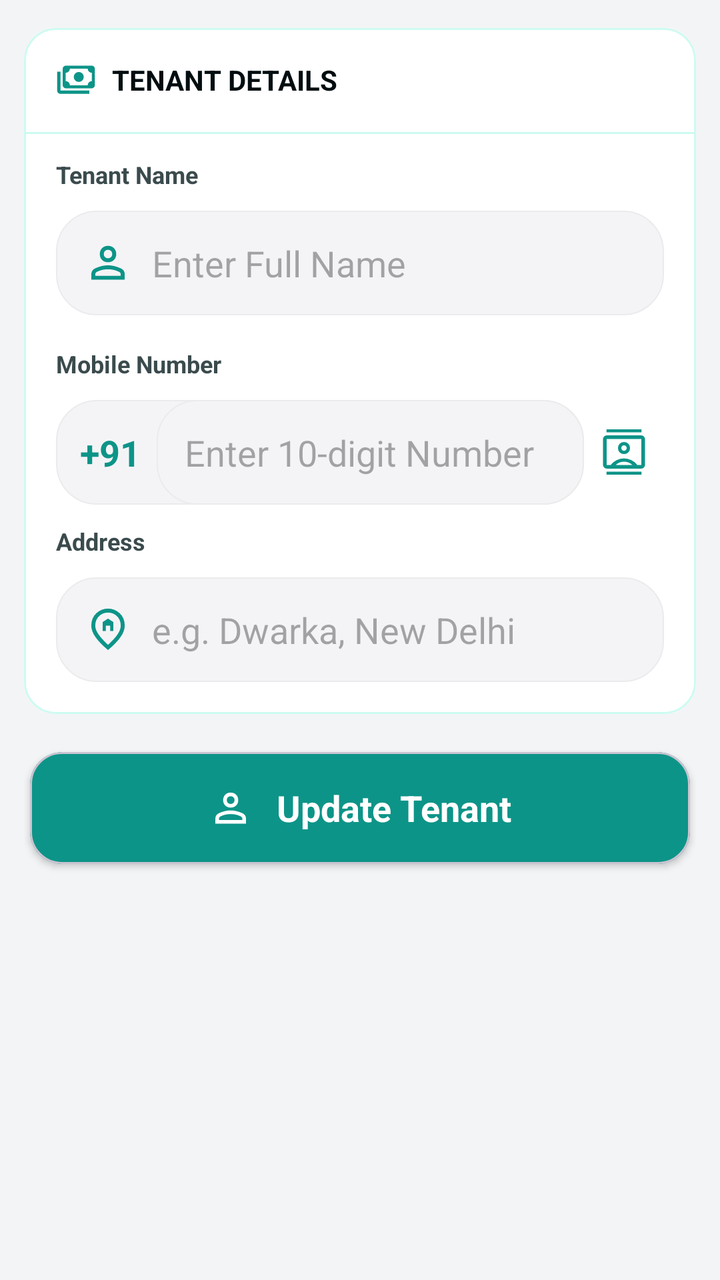
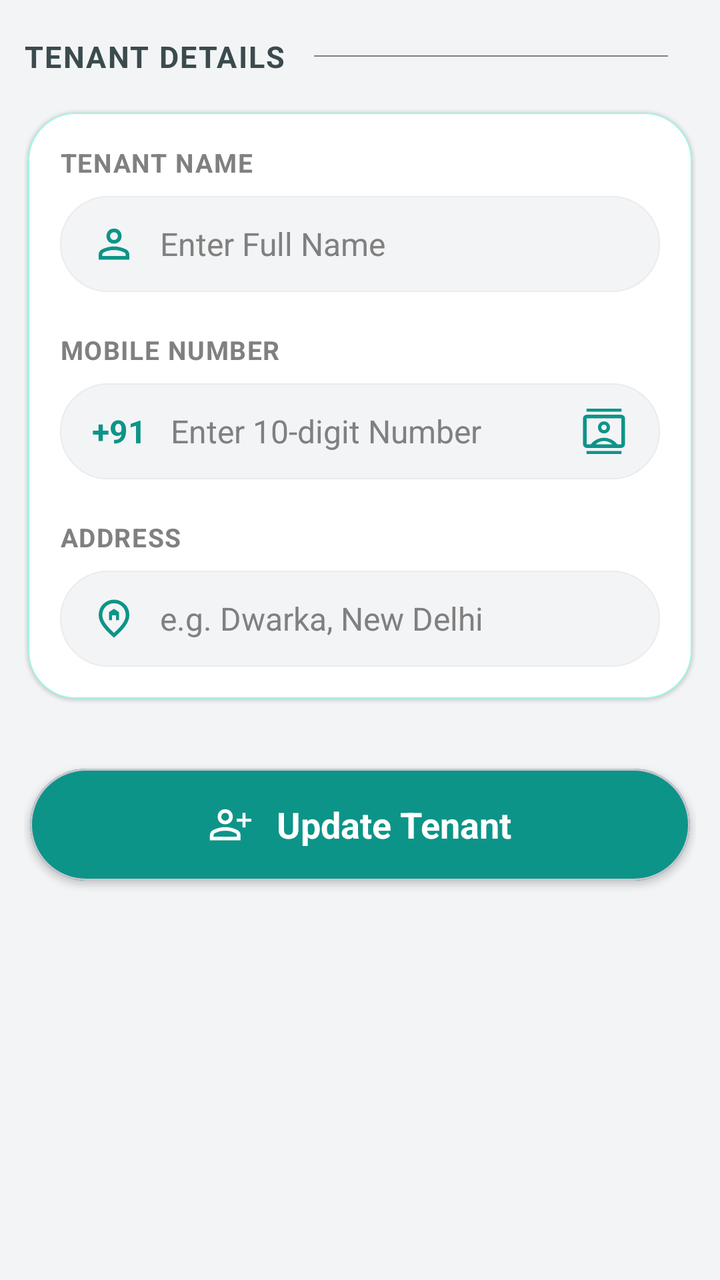

Two renders of the same Android screen: before a commit and after it. Below are the layout's source before the change and the commit's diff.
<!-- AndroidManifest.xml: application theme Theme.RentBookRentPropertyManager -->
<!-- res/layout/activity_edit_tenant.xml -->
<?xml version="1.0" encoding="utf-8"?>
<androidx.core.widget.NestedScrollView
    xmlns:android="http://schemas.android.com/apk/res/android"
    xmlns:app="http://schemas.android.com/apk/res-auto"
    xmlns:tools="http://schemas.android.com/tools"
    android:id="@+id/main"
    android:layout_width="match_parent"
    android:layout_height="match_parent"
    android:fillViewport="true"
    android:background="@color/bg_app_surface">

    
    <LinearLayout
        android:layout_width="match_parent"
        android:layout_height="wrap_content"
        android:orientation="vertical"
        android:paddingHorizontal="12dp"
        android:paddingBottom="20dp">

        
        <com.google.android.material.card.MaterialCardView
            android:layout_width="match_parent"
            android:layout_height="wrap_content"
            app:cardCornerRadius="16dp"
            app:cardBackgroundColor="@color/bg_list_layout_primary"
            app:strokeColor="@color/border_inner_layout"
            app:strokeWidth="1dp"
            android:layout_marginTop="14dp"
            android:layout_marginBottom="7dp">

            <LinearLayout
                android:layout_width="match_parent"
                android:layout_height="wrap_content"
                android:orientation="vertical"
                android:paddingVertical="16sp">

                
                <LinearLayout
                    android:layout_width="wrap_content"
                    android:layout_height="wrap_content"
                    android:orientation="horizontal"
                    android:paddingHorizontal="16dp"
                    android:gravity="center_vertical"
                    tools:ignore="UseCompoundDrawables">

                    <ImageView
                        android:layout_width="20dp"
                        android:layout_height="20dp"
                        android:contentDescription="@string/text_image_desc"
                        android:src="@drawable/ic_cash_payment"
                        app:tint="@color/icon_primary"/>

                    <TextView
                        android:layout_width="wrap_content"
                        android:layout_height="wrap_content"
                        android:layout_marginStart="8dp"
                        android:text="@string/text_label_tenant_details_cap"
                        android:textSize="14sp"
                        android:textColor="@color/text_heading"
                        android:textStyle="bold"/>
                </LinearLayout>

                
                <View
                    android:layout_width="match_parent"
                    android:layout_height="1dp"
                    android:layout_marginTop="16sp"
                    android:layout_marginBottom="12dp"
                    android:background="@color/border_inner_layout"/>


                <LinearLayout
                    android:layout_width="match_parent"
                    android:layout_height="wrap_content"
                    android:orientation="vertical"
                    android:layout_marginHorizontal="16sp">

                    
                    <TextView
                        android:layout_width="wrap_content"
                        android:layout_height="wrap_content"
                        android:text="@string/text_label_tenant_name"
                        android:textSize="12sp"
                        android:textStyle="bold"
                        android:textColor="@color/text_muted"/>

                    <com.google.android.material.textfield.TextInputEditText
                        android:id="@+id/etEditTenantName"
                        android:layout_width="match_parent"
                        android:layout_height="wrap_content"
                        android:hint="@string/text_hint_tenant_name"
                        android:padding="14sp"
                        android:background="@drawable/background_edit_text_input"
                        android:drawableStart="@drawable/ic_person"
                        android:inputType="textCapWords"
                        android:drawablePadding="10dp"
                        android:layout_marginVertical="10dp"
                        android:drawableTint="@color/icon_primary"/>

                    
                    <TextView
                        android:layout_width="wrap_content"
                        android:layout_height="wrap_content"
                        android:layout_marginTop="6dp"
                        android:text="@string/text_label_mobile_no"
                        android:textSize="12sp"
                        android:textStyle="bold"
                        android:textColor="@color/text_muted"/>

                    <LinearLayout
                        android:layout_width="match_parent"
                        android:layout_height="wrap_content"
                        android:orientation="horizontal">

                        <LinearLayout
                            android:layout_width="0dp"
                            android:layout_height="wrap_content"
                            android:layout_weight="1"
                            android:layout_marginVertical="10dp"
                            android:background="@drawable/background_edit_text_input">

                            
                            <TextView
                                android:id="@+id/textCountryCode"
                                android:layout_width="wrap_content"
                                android:layout_height="wrap_content"
                                android:text="@string/text_country_code_in"
                                android:textSize="18sp"
                                android:textStyle="bold"
                                android:textColor="@color/icon_primary"
                                android:paddingStart="12dp"
                                android:paddingEnd="8dp"
                                android:gravity="center_vertical"
                                android:background="@android:color/transparent" />

                            <com.google.android.material.textfield.TextInputEditText
                                android:id="@+id/etEditTenantPhone"
                                android:layout_width="match_parent"
                                android:layout_height="wrap_content"
                                android:hint="@string/text_hint_10_digit_no"
                                android:padding="14sp"
                                android:background="@drawable/background_edit_text_input"
                                android:inputType="number"
                                android:drawableTint="@color/icon_primary"/>

                        </LinearLayout>



                        <ImageView
                            android:id="@+id/btnPickContact"
                            android:layout_width="wrap_content"
                            android:layout_height="wrap_content"
                            android:layout_marginHorizontal="8dp"
                            android:layout_gravity="center_vertical"
                            android:contentDescription="@string/text_image_desc"
                            app:tint="@color/icon_primary"
                            android:src="@drawable/ic_contact_pick"/>

                    </LinearLayout>

                    
                    <TextView
                        android:layout_width="wrap_content"
                        android:layout_height="wrap_content"
                        android:text="@string/text_label_address"
                        android:textSize="12sp"
                        android:textStyle="bold"
                        android:textColor="@color/text_muted"/>

                    <com.google.android.material.textfield.TextInputEditText
                        android:id="@+id/etEditTenantAddress"
                        android:layout_width="match_parent"
                        android:layout_height="wrap_content"
                        android:hint="@string/text_hint_address"
                        android:padding="14sp"
                        android:background="@drawable/background_edit_text_input"
                        android:drawableStart="@drawable/ic_home_location"
                        android:inputType="textCapWords"
                        android:drawablePadding="10dp"
                        android:layout_marginTop="10dp"
                        android:drawableTint="@color/icon_primary"/>

                </LinearLayout>

            </LinearLayout>
        </com.google.android.material.card.MaterialCardView>

        <com.google.android.material.card.MaterialCardView
            android:id="@+id/btnUpdateTenant"
            android:layout_width="match_parent"
            android:layout_height="56dp"
            android:clickable="true"
            android:focusable="true"
            app:cardCornerRadius="16dp"
            android:layout_marginHorizontal="3dp"
            android:layout_marginVertical="12dp"
            app:cardElevation="2dp"
            app:cardBackgroundColor="@color/btn_primary">

            <LinearLayout
                android:layout_width="match_parent"
                android:layout_height="match_parent"
                android:orientation="horizontal"
                android:gravity="center"
                tools:ignore="UseCompoundDrawables">

                <ImageView
                    android:layout_width="22dp"
                    android:layout_height="22dp"
                    android:contentDescription="@string/text_image_desc"
                    android:src="@drawable/ic_person"
                    app:tint="#FFFFFF"/>

                <TextView
                    android:layout_width="wrap_content"
                    android:layout_height="wrap_content"
                    android:layout_marginStart="12dp"
                    android:text="@string/text_btn_update_tenant"
                    android:textSize="18sp"
                    android:textStyle="bold"
                    android:textColor="#FFFFFF"/>
            </LinearLayout>

        </com.google.android.material.card.MaterialCardView>

    </LinearLayout>

</androidx.core.widget.NestedScrollView>
<!-- resources referenced by this layout -->
<resources>
  <color name="bg_app_surface">#F3F4F6</color>
  <color name="bg_list_layout_primary">#FFFFFF</color>
  <color name="border_inner_layout">#CCFBF1</color>
  <color name="btn_primary">#0D9488</color>
  <color name="icon_primary">#0D9488</color>
  <color name="text_heading">#020d10</color>
  <color name="text_muted">#3b4b4d</color>
  <!-- drawable background_edit_text_input (drawable) -->
  <shape xmlns:android="http://schemas.android.com/apk/res/android"
      android:shape="rectangle">
  
      <solid android:color="@color/bg_info_container" />
      <corners android:radius="20dp" />
  
      
      <stroke
          android:width="0.7dp"
          android:color="@color/border_info_container" />
  
  </shape>
  <!-- drawable ic_cash_payment (drawable) -->
  <vector xmlns:android="http://schemas.android.com/apk/res/android"
      android:width="48dp"
      android:height="48dp"
      android:viewportWidth="960"
      android:viewportHeight="960">
    <path
        android:pathData="M546.22,527q-50,0 -85,-35t-35,-85q0,-50 35,-85t85,-35q50,0 85,35t35,85q0,50 -35,85t-85,35ZM239.78,680q-33.21,0 -56.5,-23.28Q160,633.43 160,600.22v-386.44q0,-32.91 23.28,-56.34Q206.57,134 239.78,134h614q32.68,0 55.95,23.44Q933,180.87 933,213.78v386.44q0,33.21 -23.27,56.5Q886.46,680 853.78,680h-614ZM333,607h427q0,-42 29,-71t71,-29v-200q-42,0 -71,-29.28 -29,-29.29 -29,-70.72L333,207q0,41.43 -29,70.72Q275,307 233,307v200q42,0 71,29t29,71ZM800,813L106.22,813q-32.68,0 -55.95,-23.27Q27,766.46 27,733.78L27,280h79.22v453.78L800,733.78L800,813ZM233,607v-400,400Z"
        android:fillColor="#000000"/>
  </vector>
  <!-- drawable ic_home_location (drawable) -->
  <vector xmlns:android="http://schemas.android.com/apk/res/android"
      android:width="24dp"
      android:height="24dp"
      android:viewportWidth="960"
      android:viewportHeight="960">
    <path
        android:pathData="M372.26,513.78h63.96v-105.87h87.56v105.87h63.96v-178.21L480,264.26l-107.74,71.31v178.21ZM480,789.7q130.17,-117.61 192.54,-210.74 62.37,-93.13 62.37,-172.66 0,-115.17 -74.08,-188.19 -74.09,-73.02 -180.83,-73.02 -106.74,0 -180.83,73.02 -74.08,73.02 -74.08,188.19 0,79.53 63.87,172.37Q352.83,671.52 480,789.7ZM480,894.13Q312.22,753.17 229.04,634.54q-83.17,-118.63 -83.17,-228.24 0,-155.65 101.02,-248.32Q347.91,65.3 480,65.3q132.09,0 233.39,92.68Q814.7,250.65 814.7,406.3q0,109.61 -83.46,228.24Q647.78,753.17 480,894.13ZM480,400Z"
        android:fillColor="#000000"/>
  </vector>
  <string name="text_btn_update_tenant">Update Tenant</string>
  <string name="text_country_code_in">+91</string>
  <string name="text_hint_10_digit_no">Enter 10-digit Number</string>
  <string name="text_hint_address">e.g. Dwarka, New Delhi</string>
  <string name="text_hint_tenant_name">Enter Full Name</string>
  <string name="text_image_desc">TODO</string>
  <string name="text_label_address">Address</string>
  <string name="text_label_mobile_no">Mobile Number</string>
  <string name="text_label_tenant_details_cap">TENANT DETAILS</string>
  <string name="text_label_tenant_name">Tenant Name</string>
  <style name="Theme.RentBookRentPropertyManager" parent="Theme.Material3.DayNight.NoActionBar">
          
          
          <item name="colorSecondaryContainer">#C4E4E2</item>
  
      </style>
  <color name="bg_info_container">#F4F4F6</color>
  <color name="border_info_container">#EBEBED</color>
  <!-- unchanged entries left out for length: 2 -->
</resources>

<!-- the commit's change to res/layout/activity_edit_tenant.xml (unified diff, before → after) -->
@@ -1,190 +1,225 @@
 <?xml version="1.0" encoding="utf-8"?>
-<androidx.core.widget.NestedScrollView
-    xmlns:android="http://schemas.android.com/apk/res/android"
+<ScrollView xmlns:android="http://schemas.android.com/apk/res/android"
     xmlns:app="http://schemas.android.com/apk/res-auto"
     xmlns:tools="http://schemas.android.com/tools"
     android:id="@+id/main"
     android:layout_width="match_parent"
     android:layout_height="match_parent"
-    android:fillViewport="true"
-    android:background="@color/bg_app_surface">
-
-    
+    android:background="@color/bg_app_surface"
+    android:fillViewport="true">
+
     <LinearLayout
         android:layout_width="match_parent"
         android:layout_height="wrap_content"
         android:orientation="vertical"
-        android:paddingHorizontal="12dp"
-        android:paddingBottom="20dp">
+        android:paddingHorizontal="12dp">
+
+        <LinearLayout
+            android:layout_width="match_parent"
+            android:layout_height="wrap_content"
+            android:gravity="center_vertical"
+            android:layout_marginVertical="18dp">
+
+            
+            <TextView
+                android:layout_width="wrap_content"
+                android:layout_height="wrap_content"
+                android:text="@string/text_label_tenant_details_cap"
+                android:textAllCaps="true"
+                android:textColor="@color/text_muted"
+                android:textSize="15sp"
+                android:textStyle="bold"
+                android:letterSpacing="0.05"/>
+
+            <View
+                android:layout_width="match_parent"
+                android:layout_height="0.5dp"
+                android:layout_marginHorizontal="14dp"
+                android:background="@color/text_subheading_fade"/>
+
+        </LinearLayout>
 
         
         <com.google.android.material.card.MaterialCardView
             android:layout_width="match_parent"
             android:layout_height="wrap_content"
-            app:cardCornerRadius="16dp"
+            app:cardCornerRadius="24dp"
+            app:cardElevation="1dp"
             app:cardBackgroundColor="@color/bg_list_layout_primary"
-            app:strokeColor="@color/border_inner_layout"
-            app:strokeWidth="1dp"
-            android:layout_marginTop="14dp"
-            android:layout_marginBottom="7dp">
+            app:strokeColor="@color/border_dashboard_card"
+            app:strokeWidth="0.5dp"
+            android:layout_marginHorizontal="2dp">
 
             <LinearLayout
                 android:layout_width="match_parent"
                 android:layout_height="wrap_content"
                 android:orientation="vertical"
-                android:paddingVertical="16sp">
+                android:padding="16dp">
+
+                
+                <TextView
+                    android:layout_width="wrap_content"
+                    android:layout_height="wrap_content"
+                    android:text="@string/text_label_tenant_name"
+                    android:textColor="@color/text_subheading"
+                    android:textSize="13sp"
+                    android:textAllCaps="true"
+                    android:textStyle="bold"
+                    android:letterSpacing="0.04"
+                    android:paddingBottom="8dp"/>
 
                 
                 <LinearLayout
-                    android:layout_width="wrap_content"
-                    android:layout_height="wrap_content"
+                    android:layout_width="match_parent"
+                    android:layout_height="48dp"
                     android:orientation="horizontal"
-                    android:paddingHorizontal="16dp"
                     android:gravity="center_vertical"
-                    tools:ignore="UseCompoundDrawables">
+                    android:background="@drawable/bg_et_input"
+                    android:paddingHorizontal="16dp">
 
                     <ImageView
-                        android:layout_width="20dp"
-                        android:layout_height="20dp"
+                        android:layout_width="22dp"
+                        android:layout_height="22dp"
                         android:contentDescription="@string/text_image_desc"
-                        android:src="@drawable/ic_cash_payment"
+                        android:src="@drawable/ic_person"
                         app:tint="@color/icon_primary"/>
 
-                    <TextView
-                        android:layout_width="wrap_content"
-                        android:layout_height="wrap_content"
-                        android:layout_marginStart="8dp"
-                        android:text="@string/text_label_tenant_details_cap"
-                        android:textSize="14sp"
+                    <EditText
+                        android:id="@+id/etEditTenantName"
+                        android:layout_width="match_parent"
+                        android:layout_height="wrap_content"
+                        android:hint="@string/text_hint_tenant_name"
+                        android:textColorHint="@color/text_subheading_fade"
                         android:textColor="@color/text_heading"
-                        android:textStyle="bold"/>
+                        android:background="@android:color/transparent"
+                        android:paddingStart="12dp"
+                        android:paddingVertical="8dp"
+                        android:paddingEnd="2dp"
+                        android:inputType="textCapWords"
+                        android:textSize="16sp"/>
                 </LinearLayout>
 
                 
                 <View
                     android:layout_width="match_parent"
-                    android:layout_height="1dp"
-                    android:layout_marginTop="16sp"
-                    android:layout_marginBottom="12dp"
-                    android:background="@color/border_inner_layout"/>
-
-
+                    android:layout_height="20dp"/>
+
+                
+                <TextView
+                    android:layout_width="wrap_content"
+                    android:layout_height="wrap_content"
+                    android:text="@string/text_label_mobile_no"
+                    android:textColor="@color/text_subheading"
+                    android:textSize="13sp"
+                    android:textAllCaps="true"
+                    android:textStyle="bold"
+                    android:letterSpacing="0.04"
+                    android:paddingBottom="8dp"/>
+
+                
                 <LinearLayout
                     android:layout_width="match_parent"
-                    android:layout_height="wrap_content"
-                    android:orientation="vertical"
-                    android:layout_marginHorizontal="16sp">
+                    android:layout_height="48dp"
+                    android:orientation="horizontal"
+                    android:gravity="center_vertical"
+                    android:background="@drawable/bg_et_input"
+                    android:paddingHorizontal="16dp">
 
                     
                     <TextView
+                        android:id="@+id/textCountryCode"
                         android:layout_width="wrap_content"
                         android:layout_height="wrap_content"
-                        android:text="@string/text_label_tenant_name"
-                        android:textSize="12sp"
+                        android:text="@string/text_country_code_in"
+                        android:textSize="16sp"
                         android:textStyle="bold"
-                        android:textColor="@color/text_muted"/>
-
-                    <com.google.android.material.textfield.TextInputEditText
-                        android:id="@+id/etEditTenantName"
-                        android:layout_width="match_parent"
-                        android:layout_height="wrap_content"
-                        android:hint="@string/text_hint_tenant_name"
-                        android:padding="14sp"
-                        android:background="@drawable/background_edit_text_input"
-                        android:drawableStart="@drawable/ic_person"
-                        android:inputType="textCapWords"
-                        android:drawablePadding="10dp"
-                        android:layout_marginVertical="10dp"
-                        android:drawableTint="@color/icon_primary"/>
-
-                    
-                    <TextView
+                        android:textColor="@color/icon_primary"
+                        android:gravity="center_vertical"
+                        android:background="@android:color/transparent" />
+
+                    <EditText
+                        android:id="@+id/etEditTenantPhone"
+                        android:layout_width="0dp"
+                        android:layout_height="wrap_content"
+                        android:hint="@string/text_hint_10_digit_no"
+                        android:textColorHint="@color/text_subheading_fade"
+                        android:textColor="@color/text_heading"
+                        android:background="@android:color/transparent"
+                        android:layout_weight="1"
+                        android:paddingStart="12dp"
+                        android:paddingVertical="8dp"
+                        android:paddingEnd="2dp"
+                        android:maxLength="10"
+                        android:inputType="phone"
+                        android:textSize="16sp"/>
+
+                    <ImageView
+                        android:id="@+id/btnPickContact"
                         android:layout_width="wrap_content"
                         android:layout_height="wrap_content"
-                        android:layout_marginTop="6dp"
-                        android:text="@string/text_label_mobile_no"
-                        android:textSize="12sp"
-                        android:textStyle="bold"
-                        android:textColor="@color/text_muted"/>
-
-                    <LinearLayout
-                        android:layout_width="match_parent"
-                        android:layout_height="wrap_content"
-                        android:orientation="horizontal">
-
-                        <LinearLayout
-                            android:layout_width="0dp"
-                            android:layout_height="wrap_content"
-                            android:layout_weight="1"
-                            android:layout_marginVertical="10dp"
-                            android:background="@drawable/background_edit_text_input">
-
-                            
-                            <TextView
-                                android:id="@+id/textCountryCode"
-                                android:layout_width="wrap_content"
-                                android:layout_height="wrap_content"
-                                android:text="@string/text_country_code_in"
-                                android:textSize="18sp"
-                                android:textStyle="bold"
-                                android:textColor="@color/icon_primary"
-                                android:paddingStart="12dp"
-                                android:paddingEnd="8dp"
-                                android:gravity="center_vertical"
-                                android:background="@android:color/transparent" />
-
-                            <com.google.android.material.textfield.TextInputEditText
-                                android:id="@+id/etEditTenantPhone"
-                                android:layout_width="match_parent"
-                                android:layout_height="wrap_content"
-                                android:hint="@string/text_hint_10_digit_no"
-                                android:padding="14sp"
-                                android:background="@drawable/background_edit_text_input"
-                                android:inputType="number"
-                                android:drawableTint="@color/icon_primary"/>
-
-                        </LinearLayout>
-
-
-
-                        <ImageView
-                            android:id="@+id/btnPickContact"
-                            android:layout_width="wrap_content"
-                            android:layout_height="wrap_content"
-                            android:layout_marginHorizontal="8dp"
-                            android:layout_gravity="center_vertical"
-                            android:contentDescription="@string/text_image_desc"
-                            app:tint="@color/icon_primary"
-                            android:src="@drawable/ic_contact_pick"/>
-
-                    </LinearLayout>
-
-                    
-                    <TextView
-                        android:layout_width="wrap_content"
-                        android:layout_height="wrap_content"
-                        android:text="@string/text_label_address"
-                        android:textSize="12sp"
-                        android:textStyle="bold"
-                        android:textColor="@color/text_muted"/>
-
-                    <com.google.android.material.textfield.TextInputEditText
+                        android:layout_gravity="center_vertical"
+                        android:contentDescription="@string/text_image_desc"
+                        app:tint="@color/icon_primary"
+                        android:src="@drawable/ic_contact_pick"/>
+
+                </LinearLayout>
+
+                
+                <View
+                    android:layout_width="match_parent"
+                    android:layout_height="20dp"/>
+
+                
+                <TextView
+                    android:layout_width="wrap_content"
+                    android:layout_height="wrap_content"
+                    android:text="@string/text_label_address"
+                    android:textColor="@color/text_subheading"
+                    android:textSize="13sp"
+                    android:textAllCaps="true"
+                    android:textStyle="bold"
+                    android:letterSpacing="0.04"
+                    android:paddingBottom="8dp"/>
+
+                
+                <LinearLayout
+                    android:layout_width="match_parent"
+                    android:layout_height="48dp"
+                    android:orientation="horizontal"
+                    android:gravity="center_vertical"
+                    android:background="@drawable/bg_et_input"
+                    android:paddingHorizontal="16dp">
+
+                    <ImageView
+                        android:layout_width="22dp"
+                        android:layout_height="22dp"
+                        android:contentDescription="@string/text_image_desc"
+                        android:src="@drawable/ic_home_location"
+                        app:tint="@color/icon_primary"/>
+
+                    <EditText
                         android:id="@+id/etEditTenantAddress"
                         android:layout_width="match_parent"
                         android:layout_height="wrap_content"
                         android:hint="@string/text_hint_address"
-                        android:padding="14sp"
-                        android:background="@drawable/background_edit_text_input"
-                        android:drawableStart="@drawable/ic_home_location"
+                        android:textColorHint="@color/text_subheading_fade"
+                        android:textColor="@color/text_heading"
+                        android:background="@android:color/transparent"
+                        android:paddingStart="12dp"
+                        android:paddingVertical="8dp"
+                        android:paddingEnd="2dp"
                         android:inputType="textCapWords"
-                        android:drawablePadding="10dp"
-                        android:layout_marginTop="10dp"
-                        android:drawableTint="@color/icon_primary"/>
-
+                        android:textSize="16sp"/>
                 </LinearLayout>
 
             </LinearLayout>
+
         </com.google.android.material.card.MaterialCardView>
+
+
+        <Space
+            android:layout_width="match_parent"
+            android:layout_height="32dp"/>
 
         <com.google.android.material.card.MaterialCardView
             android:id="@+id/btnUpdateTenant"
@@ -192,9 +227,8 @@
             android:layout_height="56dp"
             android:clickable="true"
             android:focusable="true"
-            app:cardCornerRadius="16dp"
-            android:layout_marginHorizontal="3dp"
-            android:layout_marginVertical="12dp"
+            app:cardCornerRadius="50dp"
+            android:layout_margin="3dp"
             app:cardElevation="2dp"
             app:cardBackgroundColor="@color/btn_primary">
 
@@ -209,8 +243,8 @@
                     android:layout_width="22dp"
                     android:layout_height="22dp"
                     android:contentDescription="@string/text_image_desc"
-                    android:src="@drawable/ic_person"
-                    app:tint="#FFFFFF"/>
+                    android:src="@drawable/ic_add_user"
+                    app:tint="@color/white"/>
 
                 <TextView
                     android:layout_width="wrap_content"
@@ -219,11 +253,15 @@
                     android:text="@string/text_btn_update_tenant"
                     android:textSize="18sp"
                     android:textStyle="bold"
-                    android:textColor="#FFFFFF"/>
+                    android:textColor="@color/white"/>
             </LinearLayout>
 
         </com.google.android.material.card.MaterialCardView>
 
+        <Space
+            android:layout_width="match_parent"
+            android:layout_height="16dp"/>
+
     </LinearLayout>
 
-</androidx.core.widget.NestedScrollView>
+</ScrollView>
<!-- resource entries referenced after the edit -->
@@ -2,32 +2,32 @@
 <resources>
   <color name="bg_app_surface">#F3F4F6</color>
   <color name="bg_list_layout_primary">#FFFFFF</color>
-  <color name="border_inner_layout">#CCFBF1</color>
+  <color name="border_dashboard_card">#99F6E4</color>
   <color name="btn_primary">#0D9488</color>
   <color name="icon_primary">#0D9488</color>
   <color name="text_heading">#020d10</color>
   <color name="text_muted">#3b4b4d</color>
-  <!-- drawable background_edit_text_input (drawable) -->
-  <shape xmlns:android="http://schemas.android.com/apk/res/android"
-      android:shape="rectangle">
-  
-      <solid android:color="@color/bg_info_container" />
-      <corners android:radius="20dp" />
+  <color name="text_subheading">#808080</color>
+  <color name="text_subheading_fade">#808080</color>
+  <color name="white">#FFFFFFFF</color>
+  <!-- drawable bg_et_input (drawable) -->
+  <shape xmlns:android="http://schemas.android.com/apk/res/android">
+      <solid android:color="@color/edit_text_bg"/>
+      <corners android:radius="30dp"/>
   
       
       <stroke
-          android:width="0.7dp"
+          android:width="0.5dp"
           android:color="@color/border_info_container" />
-  
   </shape>
-  <!-- drawable ic_cash_payment (drawable) -->
+  <!-- drawable ic_add_user (drawable) -->
   <vector xmlns:android="http://schemas.android.com/apk/res/android"
       android:width="48dp"
       android:height="48dp"
       android:viewportWidth="960"
       android:viewportHeight="960">
     <path
-        android:pathData="M546.22,527q-50,0 -85,-35t-35,-85q0,-50 35,-85t85,-35q50,0 85,35t35,85q0,50 -35,85t-85,35ZM239.78,680q-33.21,0 -56.5,-23.28Q160,633.43 160,600.22v-386.44q0,-32.91 23.28,-56.34Q206.57,134 239.78,134h614q32.68,0 55.95,23.44Q933,180.87 933,213.78v386.44q0,33.21 -23.27,56.5Q886.46,680 853.78,680h-614ZM333,607h427q0,-42 29,-71t71,-29v-200q-42,0 -71,-29.28 -29,-29.29 -29,-70.72L333,207q0,41.43 -29,70.72Q275,307 233,307v200q42,0 71,29t29,71ZM800,813L106.22,813q-32.68,0 -55.95,-23.27Q27,766.46 27,733.78L27,280h79.22v453.78L800,733.78L800,813ZM233,607v-400,400Z"
+        android:pathData="M737.91,541.91L737.91,415.3L611.3,415.3v-66.78h126.61v-126.61h66.79v126.61h126.6v66.78L804.7,415.3v126.61h-66.79ZM242.84,425.81Q197,379.97 197,307.64q0,-72.34 45.84,-118.29 45.84,-45.96 118.18,-45.96 72.33,0 118.57,45.96 46.24,45.95 46.24,118.29 0,72.33 -46.24,118.17t-118.57,45.84q-72.34,0 -118.18,-45.84ZM27,821.48v-109.26q0,-39.13 19.87,-70.62 19.87,-31.5 56.04,-47.82 76.13,-33.56 136.02,-47.35 59.89,-13.78 121.92,-13.78 63.11,0 122.8,13.78 59.7,13.79 135.26,47.35 36.17,16.67 56.55,47.66 20.37,30.98 20.37,70.65v109.39L27,821.48ZM106.22,742.26h509.82v-27.78q0,-15.66 -9.04,-29.87 -9.04,-14.22 -24.11,-21.07Q514.87,632.3 467,622.37q-47.87,-9.93 -106.15,-9.93 -57.15,0 -105.81,9.93 -48.65,9.93 -116.58,41.15 -15.24,6.84 -23.74,21.07 -8.5,14.22 -8.5,29.89v27.78ZM422.24,368.34q23.8,-24.09 23.8,-61.1 0,-37.02 -23.78,-60.83 -23.79,-23.8 -60.8,-23.8 -37.02,0 -61.13,23.82 -24.11,23.83 -24.11,60.85t24.09,61.09q24.09,24.06 61.11,24.06 37.01,0 60.82,-24.09ZM361.13,307.52ZM361.13,742.26Z"
         android:fillColor="#000000"/>
   </vector>
   <!-- drawable ic_home_location (drawable) -->
@@ -56,7 +56,7 @@
           <item name="colorSecondaryContainer">#C4E4E2</item>
   
       </style>
-  <color name="bg_info_container">#F4F4F6</color>
+  <color name="edit_text_bg">#f3f4f6</color>
   <color name="border_info_container">#EBEBED</color>
   <!-- unchanged entries left out for length: 2 -->
 </resources>
